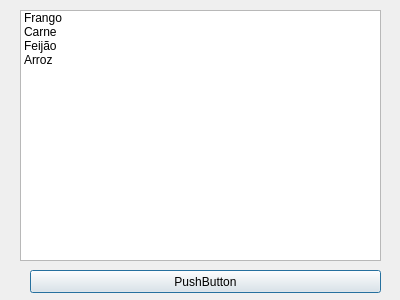
Qt form segunda1.ui (UnPComp2013/Grupo2) before a commit.
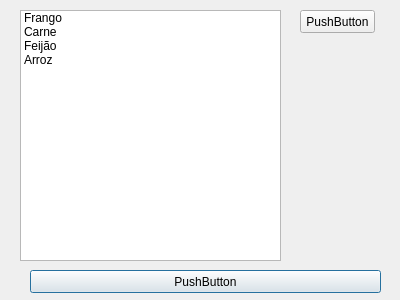
The same form after that commit.

Diff of the .ui file:
```diff
--- a/segunda1.ui
+++ b/segunda1.ui
@@ -31,7 +31,7 @@
     <rect>
      <x>20</x>
      <y>10</y>
-     <width>361</width>
+     <width>261</width>
      <height>251</height>
     </rect>
    </property>
@@ -56,6 +56,19 @@
     </property>
    </item>
   </widget>
+  <widget class="QPushButton" name="pushButton_2">
+   <property name="geometry">
+    <rect>
+     <x>300</x>
+     <y>10</y>
+     <width>75</width>
+     <height>23</height>
+    </rect>
+   </property>
+   <property name="text">
+    <string>PushButton</string>
+   </property>
+  </widget>
  </widget>
  <resources/>
  <connections/>
```
Left out of the diff: 19 changed lines with no effect on the pictures.
